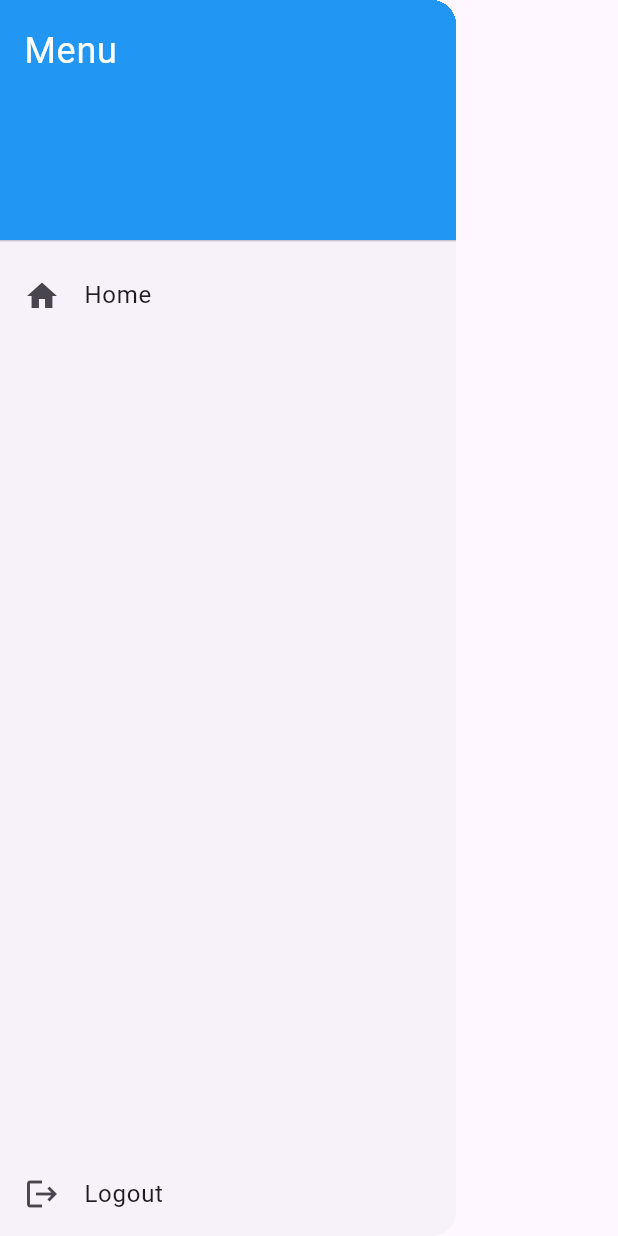
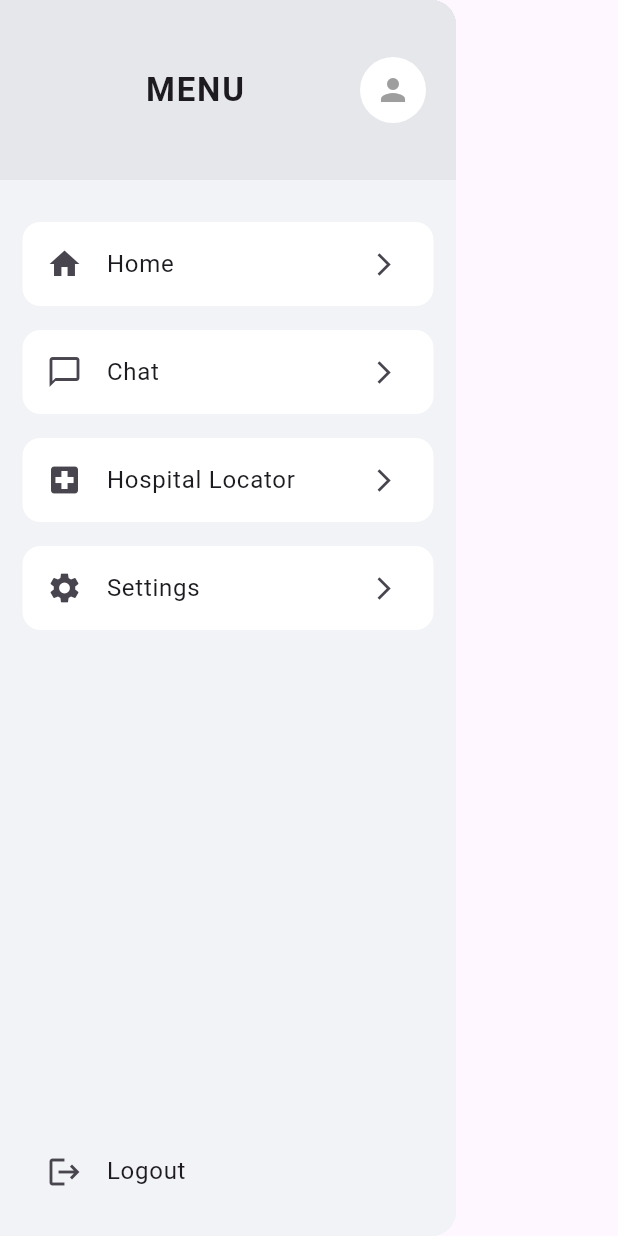
Before and after one commit to codenik01/Hackathon_0.1, a Flutter app: the CustomDrawer widget shown alone on an empty page, opened directly, on a phone screen of 412 x 824 dp. Run offline on Flutter 3.47's test engine with Material 3 defaults, Android fonts, the light colour scheme and no system bars; our stand-ins replace cloud_firestore, firebase_auth, firebase_core, shared_preferences, speech_to_text; accounts and stored records are empty.

Commit message:
ai updated

```diff
--- a/lib/screen/custom_drawer.dart
+++ b/lib/screen/custom_drawer.dart
@@ -14,35 +14,99 @@ class CustomDrawer extends StatelessWidget {
   @override
   Widget build(BuildContext context) {
     return Drawer(
+      child: Container(
+        color: const Color(0xFFF2F3F7), // Light background like your design
         child: Column(
           children: [
-          Expanded(
-            child: ListView(
-              padding: EdgeInsets.zero,
-              children: <Widget>[
-                DrawerHeader(
-                  decoration: BoxDecoration(color: Colors.blue),
-                  child: Text(
-                    'Menu',
-                    style: TextStyle(color: Colors.white, fontSize: 24),
+            // ✅ Header Section
+            Container(
+              padding: const EdgeInsets.symmetric(horizontal: 20),
+              height: 120,
+              width: double.infinity,
+              color: const Color(0xFFE5E7EB), // Light grey header
+              child: Row(
+                mainAxisAlignment: MainAxisAlignment.spaceBetween,
+                children: [
+                  const SizedBox(), // to center the title visually
+                  const Text(
+                    "MENU",
+                    style: TextStyle(
+                      fontSize: 22,
+                      fontWeight: FontWeight.w600,
+                      letterSpacing: 1.2,
                     ),
                   ),
-                ListTile(
-                  leading: Icon(Icons.home),
-                  title: Text('Home'),
-                  onTap: () {
-                    Navigator.pop(context);
-                  },
+                  const CircleAvatar(
+                    radius: 22,
+                    backgroundColor: Colors.white,
+                    child: Icon(Icons.person, color: Colors.grey),
                   ),
                 ],
               ),
             ),
-          ListTile(
-            leading: Icon(Icons.logout),
-            title: Text('Logout'),
+
+            const SizedBox(height: 20),
+
+            // ✅ Menu Items
+            Expanded(
+              child: ListView(
+                padding: const EdgeInsets.symmetric(horizontal: 15),
+                children: [
+                  _buildMenuCard(
+                    icon: Icons.home,
+                    title: "Home",
+                    onTap: () => Navigator.pop(context),
+                  ),
+                  _buildMenuCard(
+                    icon: Icons.chat_bubble_outline,
+                    title: "Chat",
+                    onTap: () {},
+                  ),
+                  _buildMenuCard(
+                    icon: Icons.local_hospital,
+                    title: "Hospital Locator",
+                    onTap: () {},
+                  ),
+                  _buildMenuCard(
+                    icon: Icons.settings,
+                    title: "Settings",
+                    onTap: () {},
+                  ),
+                ],
+              ),
+            ),
+
+            // ✅ Logout Button at Bottom
+            Padding(
+              padding: const EdgeInsets.all(15),
+              child: ListTile(
+                leading: const Icon(Icons.logout),
+                title: const Text("Logout"),
                 onTap: () => logout(context),
               ),
+            ),
           ],
+        ),
+      ),
+    );
+  }
+
+  Widget _buildMenuCard({
+    required IconData icon,
+    required String title,
+    required VoidCallback onTap,
+  }) {
+    return Container(
+      margin: const EdgeInsets.symmetric(vertical: 8),
+      decoration: BoxDecoration(
+        color: Colors.white,
+        borderRadius: BorderRadius.circular(12),
+      ),
+      child: ListTile(
+        leading: Icon(icon, size: 24),
+        title: Text(title),
+        trailing: const Icon(Icons.arrow_forward_ios, size: 18),
+        onTap: onTap,
       ),
     );
   }
```
Also changed, not shown: assets/health_responses.json (added, +209 -0 lines), lib/AI_Model/custom_responses.dart (added, +32 -0 lines), lib/screen/chat_screen.dart (+114 -37 lines), pubspec.yaml (+5 -3 lines), pubspec.lock, 5 other files. Lines whose indentation alone changed are shown as unchanged.
